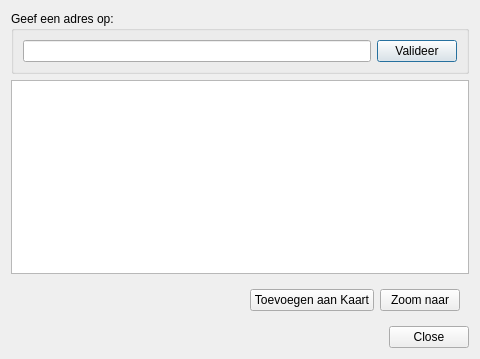
The window that ui_geopunt4qgis.ui (warrieka/geopunt4Qgis) describes before a commit, drawn with Qt 5.
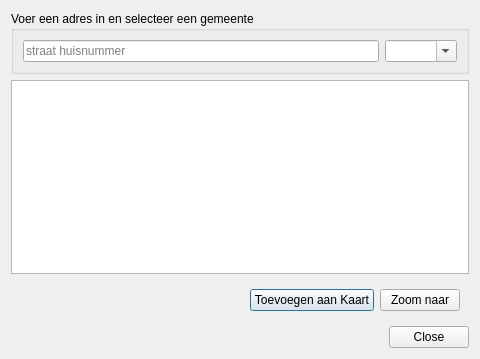
The same window after the commit. Icons and pictures are not drawn.

Diff of the .ui file:
```diff
--- a/ui_geopunt4qgis.ui
+++ b/ui_geopunt4qgis.ui
@@ -22,16 +22,20 @@
    <item>
     <widget class="QGroupBox" name="inputBox">
      <property name="title">
-      <string>Geef een adres op:</string>
+      <string>Voer een adres in en selecteer een gemeente</string>
      </property>
      <layout class="QHBoxLayout" name="horizontalLayout">
       <item>
-       <widget class="QLineEdit" name="zoekText"/>
+       <widget class="QLineEdit" name="zoekText">
+        <property name="placeholderText">
+         <string>straat huisnummer</string>
+        </property>
+       </widget>
       </item>
       <item>
-       <widget class="QPushButton" name="zoekBtn">
-        <property name="text">
-         <string>Valideer</string>
+       <widget class="QComboBox" name="gemeenteBox">
+        <property name="editable">
+         <bool>true</bool>
         </property>
        </widget>
       </item>
```
